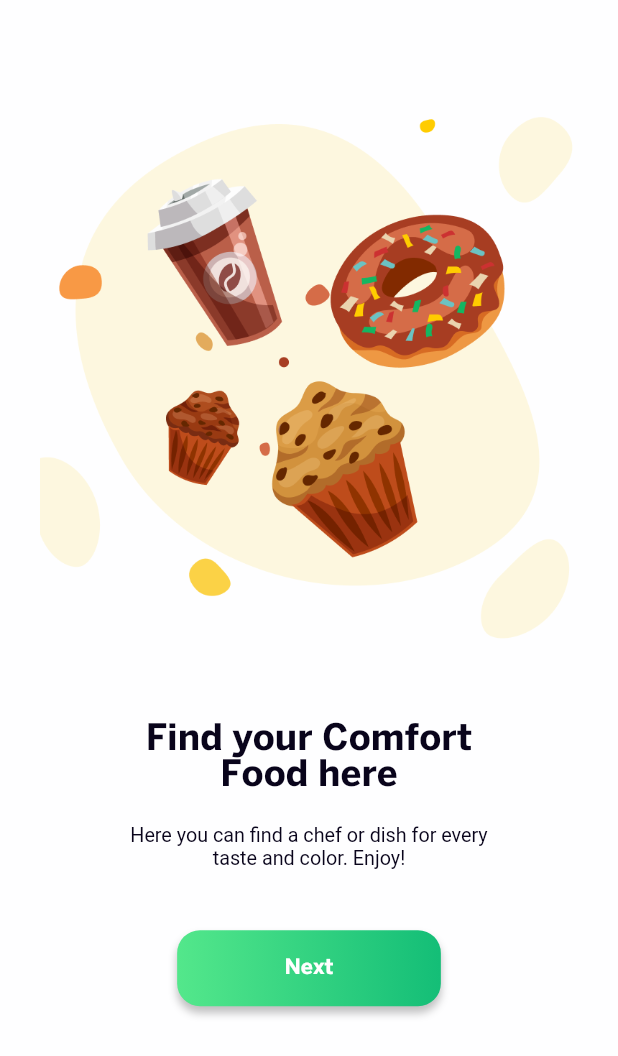
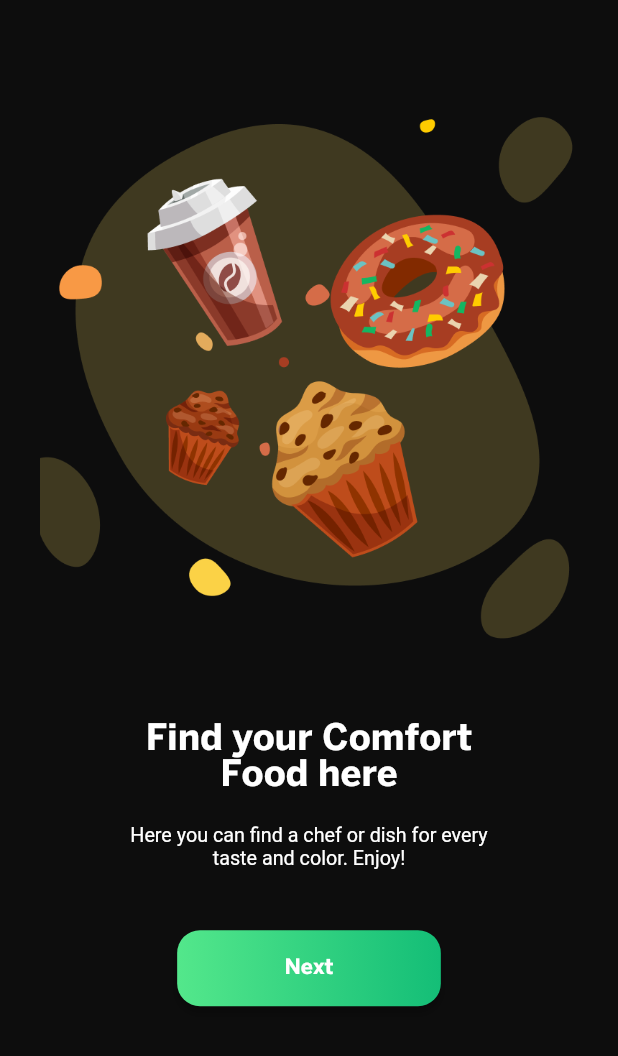
Before and after one commit to sublime247/food_delivery, a Flutter app: the screen it shows after launch, on a phone screen of 412 x 824 dp. Shown: the top 1056 px of the screen. Run offline on Flutter 3.47's test engine with Material 2 defaults, Android fonts, the phone set to English and light mode, and no system bars; our stand-ins replace equatable, firebase_core, flutter_riverpod, flutter_screenutil, fpdart, go_router; accounts and stored records are empty; Roboto replaces fonts that are missing (Montserrat).

Commit message:
upgrade pod

```diff
--- a/lib/cores/theme/theme_mode_selector.dart
+++ b/lib/cores/theme/theme_mode_selector.dart
@@ -4,7 +4,7 @@ import 'package:flutter/scheduler.dart';
 class ThemeModeSelector {
   ThemeModeSelector._();
 
-  static final ValueNotifier<ThemeMode> _mode = ValueNotifier(ThemeMode.light);
+  static final ValueNotifier<ThemeMode> _mode = ValueNotifier(ThemeMode.dark);
 
   static ValueNotifier<ThemeMode> get mode => _mode;
 
```
Also changed, not shown: 2 other files.
